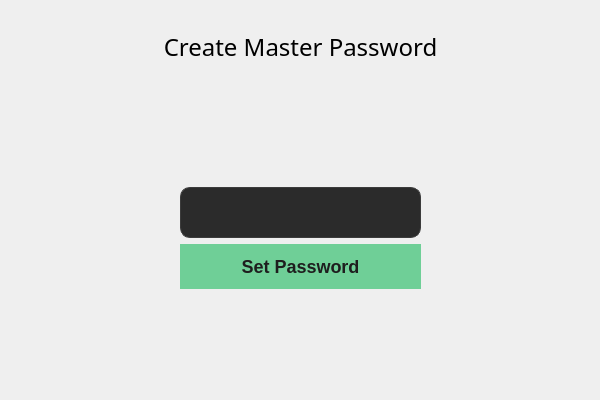
This is dialoglogin.ui in minnesangg/Cerberus as Qt 5 draws it before an edit. The edited form follows.
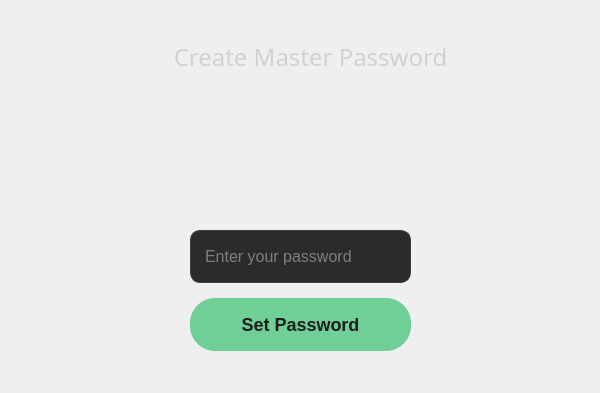
This is the edited form. The open tabs and pages were chosen to show the change.

What changed in the file:
```diff
--- a/dialoglogin.ui
+++ b/dialoglogin.ui
@@ -10,7 +10,7 @@
     <x>0</x>
     <y>0</y>
     <width>600</width>
-    <height>400</height>
+    <height>393</height>
    </rect>
   </property>
   <property name="sizePolicy">
@@ -207,18 +207,15 @@
     </widget>
    </widget>
    <widget class="QWidget" name="generate">
-    <widget class="QWidget" name="verticalLayoutWidget">
-     <property name="geometry">
-      <rect>
-       <x>20</x>
-       <y>20</y>
-       <width>561</width>
-       <height>379</height>
-      </rect>
-     </property>
-     <layout class="QVBoxLayout" name="verticalLayout">
-      <item>
        <widget class="QLabel" name="createMasterLabel">
+     <property name="geometry">
+      <rect>
+       <x>160</x>
+       <y>30</y>
+       <width>301</width>
+       <height>91</height>
+      </rect>
+     </property>
         <property name="font">
          <font>
           <family>Gill Sans MT</family>
@@ -228,6 +225,11 @@
         <property name="cursor">
          <cursorShape>ArrowCursor</cursorShape>
         </property>
+     <property name="styleSheet">
+      <string notr="true">QLabel {
+    color: #d1d1d1; 
+}</string>
+     </property>
         <property name="text">
          <string>Create Master Password</string>
         </property>
@@ -235,28 +237,35 @@
          <set>Qt::AlignHCenter|Qt::AlignTop</set>
         </property>
        </widget>
-      </item>
-      <item>
-       <layout class="QVBoxLayout" name="verticalLayout_2">
+    <widget class="QWidget" name="layoutWidget">
+     <property name="geometry">
+      <rect>
+       <x>-10</x>
+       <y>120</y>
+       <width>621</width>
+       <height>221</height>
+      </rect>
+     </property>
+     <layout class="QVBoxLayout" name="verticalLayout" stretch="0,0">
+      <property name="spacing">
+       <number>15</number>
+      </property>
         <property name="leftMargin">
-         <number>160</number>
+       <number>200</number>
+      </property>
+      <property name="topMargin">
+       <number>100</number>
         </property>
         <property name="rightMargin">
-         <number>160</number>
-        </property>
-        <property name="bottomMargin">
-         <number>120</number>
+       <number>200</number>
         </property>
         <item>
          <widget class="QLineEdit" name="newMasterPassLabel">
-          <property name="font">
-           <font>
-            <family>Gill Sans MT</family>
-            <pointsize>-1</pointsize>
-           </font>
-          </property>
-          <property name="focusPolicy">
-           <enum>Qt::StrongFocus</enum>
+        <property name="sizePolicy">
+         <sizepolicy hsizetype="Expanding" vsizetype="Expanding">
+          <horstretch>1</horstretch>
+          <verstretch>1</verstretch>
+         </sizepolicy>
           </property>
           <property name="styleSheet">
            <string notr="true">QLineEdit {
@@ -278,22 +287,18 @@
           <property name="echoMode">
            <enum>QLineEdit::Password</enum>
           </property>
-          <property name="alignment">
-           <set>Qt::AlignBottom|Qt::AlignLeading|Qt::AlignLeft</set>
+        <property name="placeholderText">
+         <string>Enter your password</string>
           </property>
          </widget>
         </item>
         <item>
          <widget class="QPushButton" name="newMasterPassButton">
-          <property name="font">
-           <font>
-            <family>Segoe UI</family>
-            <pointsize>-1</pointsize>
-            <bold>true</bold>
-           </font>
-          </property>
-          <property name="cursor">
-           <cursorShape>PointingHandCursor</cursorShape>
+        <property name="sizePolicy">
+         <sizepolicy hsizetype="Expanding" vsizetype="Expanding">
+          <horstretch>1</horstretch>
+          <verstretch>1</verstretch>
+         </sizepolicy>
           </property>
           <property name="styleSheet">
            <string notr="true">QPushButton {
@@ -323,8 +328,6 @@
            <string>Set Password</string>
           </property>
          </widget>
-        </item>
-       </layout>
       </item>
      </layout>
     </widget>
```
Left out of the diff: 57 changed lines with no effect on the pictures. Lines whose indentation alone changed are shown as unchanged.
